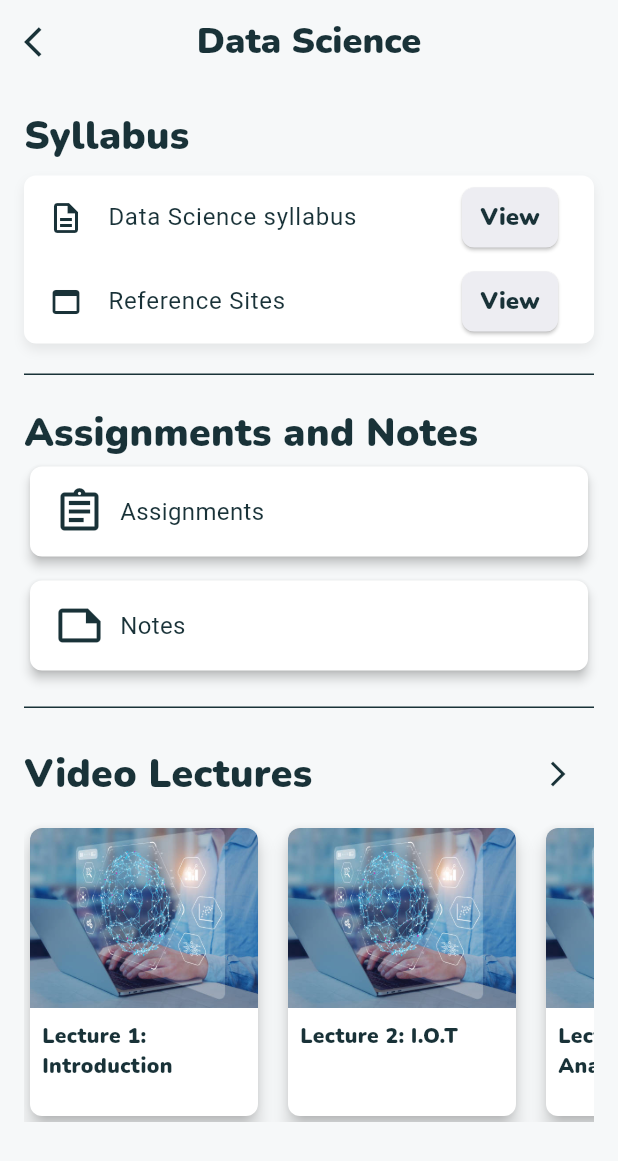
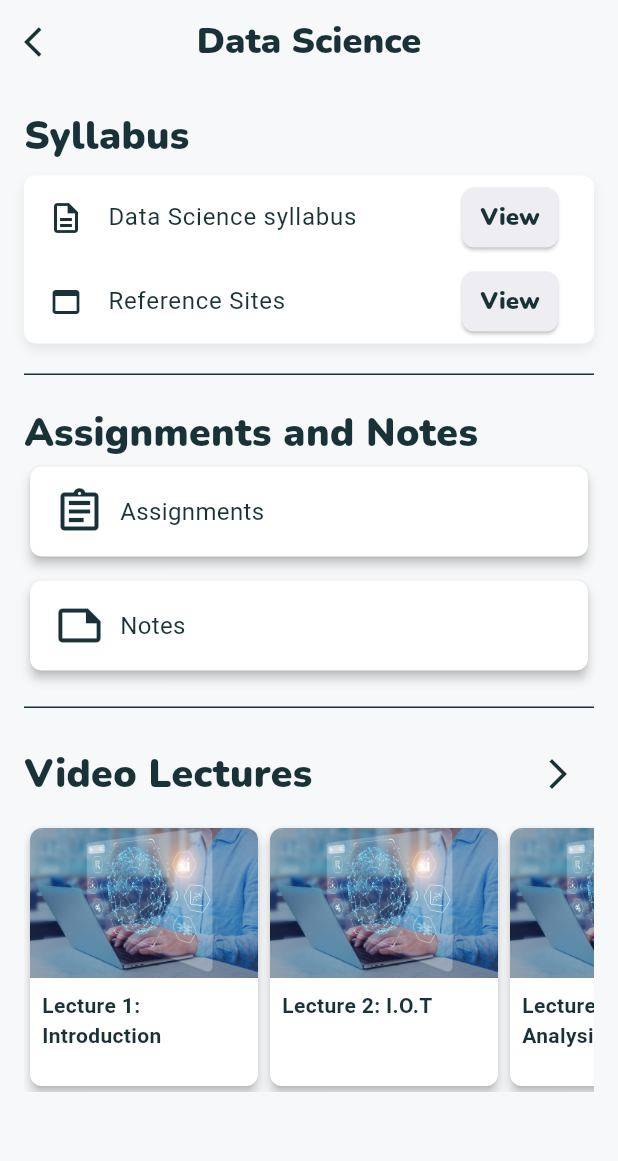
Before and after one commit to HELLFIRE-NILESH/Acedemy, a Flutter app: the screen it shows after launch, after a tap on "Data Science", on a phone screen of 412 x 824 dp. Shown: the top 1161 px of the screen. Run offline on Flutter 3.47's test engine with Material 3 defaults, Android fonts, the phone set to English and light mode, and no system bars; our stand-ins replace flutter_snake_navigationbar.

Commit message:
widgets fixed. Different file for each widget. Clean Code

```diff
--- /dev/null
+++ b/lib/Pages/assignment.dart
@@ -0,0 +1,66 @@
+import 'package:flutter/material.dart';
+
+class Assignment {
+  final String title;
+  final String dueDate;
+
+  Assignment(this.title, this.dueDate);
+}
+
+class AssignmentPage extends StatelessWidget {
+  final List<Assignment> assignments = List.generate(
+    15,
+        (index) => Assignment('Assignment ${index + 1}', '2024-10-${20 + index}'), // Generates 15 assignments
+  )..sort((a, b) => b.dueDate.compareTo(a.dueDate)); // Sort in descending order
+
+  @override
+  Widget build(BuildContext context) {
+    return Scaffold(
+      appBar: AppBar(
+        title: Text('Assignments'),
+        centerTitle: true,
+        leading: IconButton(
+          onPressed: () {
+            Navigator.pop(context);
+          },
+          icon: const Icon(Icons.arrow_back_ios),
+        ),
+      ),
+      body: ListView.separated(
+        itemCount: assignments.length,
+        separatorBuilder: (context, index) => const SizedBox(height: 8.0), // Reduced space between items
+        itemBuilder: (context, index) {
+          final assignment = assignments[index];
+          return Card(
+            margin: const EdgeInsets.symmetric(horizontal: 16.0, vertical: 4.0), // Adjusted margin
+            elevation: 4, // Added elevation for a shadow effect
+            shape: RoundedRectangleBorder(
+              borderRadius: BorderRadius.circular(12), // Rounded corners
+            ),
+            child: ListTile(
+              title: Text(
+                assignment.title,
+                style: TextStyle(
+                  fontSize: 16, // Reduced font size for title
+                  fontWeight: FontWeight.bold,
+                  color: Theme.of(context).primaryColor,
+                ),
+              ),
+              subtitle: Text(
+                'Due Date: ${assignment.dueDate}',
+                style: TextStyle(
+                  fontSize: 14, // Reduced font size for subtitle
+                  color: Colors.grey[600],
+                ),
+              ),
+              contentPadding: const EdgeInsets.symmetric(vertical: 8, horizontal: 16), // Reduced padding inside ListTile
+              onTap: () {
+                // Navigate to the assignment details page if needed
+              },
+            ),
+          );
+        },
+      ),
+    );
+  }
+}
--- a/lib/Pages/homePage.dart
+++ b/lib/Pages/homePage.dart
@@ -1,9 +1,8 @@
 import 'package:acedemy/Pages/subjectPage.dart';
 import 'package:acedemy/widgets/assignment.dart';
+import 'package:acedemy/widgets/sectionTile.dart';
 import 'package:acedemy/widgets/subjectCard.dart';
 import 'package:flutter/material.dart';
-import 'package:flutter/services.dart';
-
 
 class HomePage extends StatefulWidget {
   const HomePage({super.key});
@@ -15,7 +14,6 @@ class HomePage extends StatefulWidget {
 class _HomePageState extends State<HomePage> {
   @override
   Widget build(BuildContext context) {
-
     return SafeArea(
       child: Scaffold(
         appBar: AppBar(
@@ -26,18 +24,14 @@ class _HomePageState extends State<HomePage> {
             crossAxisAlignment: CrossAxisAlignment.start,
             children: [
               const SizedBox(height: 24),
+
+              // Subjects Section
               Padding(
                 padding: const EdgeInsets.fromLTRB(20, 0, 20, 0),
-                child: const Text(
-                  "Subjects",
-                  style: TextStyle(
-                    color: Color(0xFF193238),
-                    fontSize: 26,
-                    fontFamily: "Nunito",
-                  ),
-                ),
+                child: const SectionTitle("Subjects"), // Use SectionTitle here
               ),
               const SizedBox(height: 18),
+
               // Subject Cards List
               Container(
                 height: 210,
@@ -50,16 +44,11 @@ class _HomePageState extends State<HomePage> {
                 ),
               ),
               const SizedBox(height: 24),
+
+              // Assignments Section
               Padding(
                 padding: const EdgeInsets.fromLTRB(20, 0, 20, 0),
-                child: const Text(
-                  "Assignments",
-                  style: TextStyle(
-                    color: Color(0xFF193238),
-                    fontSize: 26,
-                    fontFamily: "Nunito",
-                  ),
-                ),
+                child: const SectionTitle("Assignments"), // Use SectionTitle here
               ),
               const SizedBox(height: 8),
               Padding(
@@ -74,18 +63,25 @@ class _HomePageState extends State<HomePage> {
                 ),
               ),
               const SizedBox(height: 24),
+
+              // Video Lectures Section
               Padding(
                 padding: const EdgeInsets.fromLTRB(20, 0, 20, 0),
-                child: const Text(
-                  "Video Lectures",
-                  style: TextStyle(
+                child: const SectionTitle("Recent Lectures"), // Use SectionTitle here
+              ),
+              const SizedBox(height: 8),
+              // Placeholder for Video Lectures content
+              Padding(
+                padding: const EdgeInsets.symmetric(horizontal: 20),
+                child: Text(
+                  'No video lectures available yet.',
+                  style: const TextStyle(
                     color: Color(0xFF193238),
-                    fontSize: 26,
+                    fontSize: 16,
                     fontFamily: "Nunito",
                   ),
                 ),
               ),
-              const SizedBox(height: 8),
             ],
           ),
         ),
--- a/lib/Pages/subjectPage.dart
+++ b/lib/Pages/subjectPage.dart
@@ -1,19 +1,40 @@
+import 'package:acedemy/Pages/assignment.dart';
 import 'package:acedemy/Pages/videoLecture.dart';
+import 'package:acedemy/widgets/CardWithIcon.dart';
+import 'package:acedemy/widgets/InfoSection.dart';
+import 'package:acedemy/widgets/ListTileWithButton.dart';
+import 'package:acedemy/widgets/VideoLectureCard.dart';
+import 'package:acedemy/widgets/sectionTile.dart';
 import 'package:flutter/material.dart';
-import 'package:flutter/services.dart';
 
-class SubjectPage extends StatelessWidget {
+
+class SubjectPage extends StatefulWidget {
   final String subjectName;
 
   const SubjectPage({Key? key, required this.subjectName}) : super(key: key);
 
   @override
+  _SubjectPageState createState() => _SubjectPageState();
+}
+
+class _SubjectPageState extends State<SubjectPage> {
+  final List<String> videoLectures = [
+    'Lecture 1: Introduction',
+    'Lecture 2: I.O.T',
+    'Lecture 3: Data Analysis',
+  ];
+
+  @override
   Widget build(BuildContext context) {
-
-    return Scaffold(
+    return WillPopScope(
+      onWillPop: () async {
+        Navigator.pop(context);
+        return false; // Allow back navigation
+      },
+      child: Scaffold(
         appBar: AppBar(
           title: Text(
-          subjectName,
+            widget.subjectName,
             style: const TextStyle(
               fontSize: 24,
               fontFamily: 'Nunito',
@@ -33,18 +54,18 @@ class SubjectPage extends StatelessWidget {
             crossAxisAlignment: CrossAxisAlignment.start,
             children: [
               // Syllabus Section
-            sectionTitle('Syllabus'),
+              SectionTitle('Syllabus'),
               const SizedBox(height: 8),
-            _buildInfoSection(
+              InfoSection(
                 [
-                _buildListTile(
+                  ListTileWithButton(
                     icon: Icons.description_outlined,
-                  title: '$subjectName syllabus',
+                    title: '${widget.subjectName} syllabus',
                     onPressed: () {
                       // Action for syllabus view
                     },
                   ),
-                _buildListTile(
+                  ListTileWithButton(
                     icon: Icons.web_asset_outlined,
                     title: 'Reference Sites',
                     onPressed: () {
@@ -62,16 +83,16 @@ class SubjectPage extends StatelessWidget {
               const SizedBox(height: 20),
 
               // Assignments and Notes Section
-            sectionTitle('Assignments and Notes'),
-            _buildCardWithIcon(
+              SectionTitle('Assignments and Notes'),
+              CardWithIcon(
                 icon: Icons.assignment_outlined,
                 title: 'Assignments',
                 onTap: () {
-                // Handle assignments
+                  Navigator.push(context, MaterialPageRoute(builder: (context) => AssignmentPage()));
                 },
               ),
               const SizedBox(height: 8),
-            _buildCardWithIcon(
+              CardWithIcon(
                 icon: Icons.note_outlined,
                 title: 'Notes',
                 onTap: () {
@@ -86,226 +107,45 @@ class SubjectPage extends StatelessWidget {
               ),
               const SizedBox(height: 20),
 
-            // Video Lectures Section with arrow to bigger page
-            sectionTitleWithArrow(
-              title: 'Video Lectures',
-              onArrowPressed: () {
-                // Navigate to the larger video lecture page
-                Navigator.push(
-                  context,
-                  MaterialPageRoute(
-                    builder: (context) => VideoLecture(),
-                  ),
-                );
-              },
-            ),
-            const SizedBox(height: 8),
-
-            // Video Lecture Cards in Row
-            SingleChildScrollView(
-              scrollDirection: Axis.horizontal,
-              child: Row(
+              // Video Lectures Section
+              Row(
+                mainAxisAlignment: MainAxisAlignment.spaceBetween,
                 children: [
-                  _buildVideoLectureCard(
-                    title: 'Lecture 1: Introduction',
-                    thumbnailUrl: 'assets/images/ds.jpg',
-                    onCardTap: () {
-                      // Handle play for lecture 1
-                    },
-                  ),
-                  const SizedBox(width: 12),
-                  _buildVideoLectureCard(
-                    title: 'Lecture 2: I.O.T',
-                    thumbnailUrl: 'assets/images/ds.jpg',
-                    onCardTap: () {
-                      // Handle play for lecture 2
-                    },
-                  ),
-                  const SizedBox(width: 12),
-                  _buildVideoLectureCard(
-                    title: 'Lecture 3: Data Analysis',
-                    thumbnailUrl: 'assets/images/ds.jpg',
-                    onCardTap: () {
-                      // Handle play for lecture 3
+                  SectionTitle('Video Lectures'),
+                  IconButton(
+                    icon: const Icon(Icons.arrow_forward_ios),
+                    onPressed: () {
+                      // Navigate to Video Lecture Page
+                      Navigator.push(context, MaterialPageRoute(builder: (context) => VideoLecture()));
                     },
                   ),
                 ],
               ),
-            ),
+              const SizedBox(height: 8),
+
+              // Normal Video Lecture Cards
+              _buildNormalVideoLectureCards(),
             ],
-        ),
-      ),
-    );
-  }
-
-  // Section title with arrow button
-  Widget sectionTitleWithArrow({
-    required String title,
-    required VoidCallback onArrowPressed,
-  }) {
-    return Row(
-      mainAxisAlignment: MainAxisAlignment.spaceBetween,
-      children: [
-        Text(
-          title,
-          style: const TextStyle(
-            color: Color(0xFF193238),
-            fontSize: 26,
-            fontWeight: FontWeight.bold,
-            fontFamily: "Nunito",
-          ),
-        ),
-        IconButton(
-          icon: const Icon(Icons.arrow_forward_ios,size: 20,),
-          color: Color(0xFF193238), // Explicitly set icon color
-          onPressed: onArrowPressed,
-        ),
-      ],
-    );
-  }
-  Widget sectionTitle(String title) {
-    return Text(
-      title,
-      style: const TextStyle(
-        color: Color(0xFF193238),
-        fontSize: 26,
-        fontWeight: FontWeight.bold,
-        fontFamily: "Nunito",
-      ),
-    );
-  }
-
-  Widget _buildListTile({
-    required IconData icon,
-    required String title,
-    required VoidCallback onPressed,
-  }) {
-    return ListTile(
-      leading: Icon(
-        icon,
-        color: const Color(0xFF193238),
-      ),
-      title: Text(title),
-      trailing: ElevatedButton(
-        onPressed: onPressed,
-        style: ElevatedButton.styleFrom(
-          padding: const EdgeInsets.symmetric(horizontal: 10, vertical: 8),
-        ),
-        child: const Text('View'),
-      ),
-    );
-  }
-
-  Widget _buildInfoSection(List<Widget> children) {
-    return Container(
-      decoration: BoxDecoration(
-        color: Colors.white,
-        borderRadius: BorderRadius.circular(8),
-        boxShadow: [
-          BoxShadow(
-            color: Colors.grey.withOpacity(0.2),
-            blurRadius: 6,
-            offset: const Offset(0, 4),
-          ),
-        ],
-      ),
-      child: Column(
-        children: children,
-      ),
-    );
-  }
-
-  Widget _buildCardWithIcon({
-    required IconData icon,
-    required String title,
-    required VoidCallback onTap,
-  }) {
-    return Card(
-      color: Colors.white,
-      elevation: 3,
-      shape: RoundedRectangleBorder(
-        borderRadius: BorderRadius.circular(8),
-      ),
-      child: SizedBox(
-        height: 60,
-        child: InkWell(
-          onTap: onTap,
-          borderRadius: BorderRadius.circular(8),
-          child: Padding(
-            padding: const EdgeInsets.symmetric(horizontal: 16.0),
-            child: Row(
-              children: [
-                Icon(
-                  icon,
-                  color: const Color(0xFF193238),
-                  size: 34,
-                ),
-                const SizedBox(width: 10),
-                Text(
-                  title,
-                  style: const TextStyle(
-                    fontSize: 16,
-                    color: Color(0xFF193238),
-                    fontWeight: FontWeight.w400,
-                  ),
-                ),
-              ],
-            ),
           ),
         ),
       ),
     );
   }
 
-  // Function to build Video Lecture Cards with Thumbnail
-  Widget _buildVideoLectureCard({
-    required String title,
-    required String thumbnailUrl,
-    required VoidCallback onCardTap,
-  }) {
-    return SizedBox(
-      width: 160, // Adjust width
-      height: 200, // Consistent height for all cards
-      child: InkWell(
-        onTap: onCardTap,
-        borderRadius: BorderRadius.circular(8),
-        child: Card(
-          elevation: 5, // Slightly higher elevation for better depth
-          shape: RoundedRectangleBorder(
-            borderRadius: BorderRadius.circular(8),
-          ),
-          child: Column(
-            crossAxisAlignment: CrossAxisAlignment.start,
-            children: [
-              // Video Thumbnail
-              ClipRRect(
-                borderRadius: const BorderRadius.only(
-                  topLeft: Radius.circular(8),
-                  topRight: Radius.circular(8),
-                ),
-                child: Image.asset(
-                  thumbnailUrl,
-                  width: double.infinity,
-                  height: 120, // Prominent thumbnail height
-                  fit: BoxFit.cover,
-                ),
-              ),
-              Padding(
-                padding: const EdgeInsets.all(8.0),
-                child: Text(
-                  title,
-                  style: const TextStyle(
-                    fontFamily: "Nunito",
-                    fontSize: 14, // Slightly larger font for better readability
-                    color: Color(0xFF193238),
-                  ),
-                  maxLines: 2,
-                  overflow: TextOverflow.ellipsis,
-                ),
-              ),
-            ],
-          ),
-        ),
+  // Function to build normal video lecture cards
+  Widget _buildNormalVideoLectureCards() {
+    return SingleChildScrollView(
+      scrollDirection: Axis.horizontal,
+      child: Row(
+        children: videoLectures.map((lecture) {
+          return VideoLectureCard(
+            title: lecture,
+            thumbnailUrl: 'assets/images/ds.jpg', // Replace with actual image URL
+            onCardTap: () {
+              // Handle video lecture card tap
+            },
+          );
+        }).toList(),
       ),
     );
   }
--- a/lib/theme/themeData.dart
+++ b/lib/theme/themeData.dart
@@ -11,6 +11,7 @@ class MyTheme {
   static ThemeData lightTheme = ThemeData(
     // General AppBar Theme
     appBarTheme: AppBarTheme(
+
       elevation: 0,
       centerTitle: true,
       backgroundColor: backgroundColor,
--- /dev/null
+++ b/lib/widgets/CardWithIcon.dart
@@ -0,0 +1,54 @@
+// card_with_icon.dart
+import 'package:flutter/material.dart';
+
+class CardWithIcon extends StatelessWidget {
+  final IconData icon;
+  final String title;
+  final VoidCallback onTap;
+
+  const CardWithIcon({
+    required this.icon,
+    required this.title,
+    required this.onTap,
+    Key? key,
+  }) : super(key: key);
+
+  @override
+  Widget build(BuildContext context) {
+    return Card(
+      color: Colors.white,
+      elevation: 3,
+      shape: RoundedRectangleBorder(
+        borderRadius: BorderRadius.circular(8),
+      ),
+      child: SizedBox(
+        height: 60,
+        child: InkWell(
+          onTap: onTap,
+          borderRadius: BorderRadius.circular(8),
+          child: Padding(
+            padding: const EdgeInsets.symmetric(horizontal: 16.0),
+            child: Row(
+              children: [
+                Icon(
+                  icon,
+                  color: const Color(0xFF193238),
+                  size: 34,
+                ),
+                const SizedBox(width: 10),
+                Text(
+                  title,
+                  style: const TextStyle(
+                    fontSize: 16,
+                    color: Color(0xFF193238),
+                    fontWeight: FontWeight.w400,
+                  ),
+                ),
+              ],
+            ),
+          ),
+        ),
+      ),
+    );
+  }
+}
--- /dev/null
+++ b/lib/widgets/InfoSection.dart
@@ -0,0 +1,28 @@
+// info_section.dart
+import 'package:flutter/material.dart';
+
+class InfoSection extends StatelessWidget {
+  final List<Widget> children;
+
+  const InfoSection(this.children, {Key? key}) : super(key: key);
+
+  @override
+  Widget build(BuildContext context) {
+    return Container(
+      decoration: BoxDecoration(
+        color: Colors.white,
+        borderRadius: BorderRadius.circular(8),
+        boxShadow: [
+          BoxShadow(
+            color: Colors.grey.withOpacity(0.2),
+            blurRadius: 6,
+            offset: const Offset(0, 4),
+          ),
+        ],
+      ),
+      child: Column(
+        children: children,
+      ),
+    );
+  }
+}
--- /dev/null
+++ b/lib/widgets/ListTileWithButton.dart
@@ -0,0 +1,33 @@
+// list_tile_with_button.dart
+import 'package:flutter/material.dart';
+
+class ListTileWithButton extends StatelessWidget {
+  final IconData icon;
+  final String title;
+  final VoidCallback onPressed;
+
+  const ListTileWithButton({
+    required this.icon,
+    required this.title,
+    required this.onPressed,
+    Key? key,
+  }) : super(key: key);
+
+  @override
+  Widget build(BuildContext context) {
+    return ListTile(
+      leading: Icon(
+        icon,
+        color: const Color(0xFF193238),
+      ),
+      title: Text(title),
+      trailing: ElevatedButton(
+        onPressed: onPressed,
+        style: ElevatedButton.styleFrom(
+          padding: const EdgeInsets.symmetric(horizontal: 10, vertical: 8),
+        ),
+        child: const Text('View'),
+      ),
+    );
+  }
+}
--- /dev/null
+++ b/lib/widgets/VideoLectureCard.dart
@@ -0,0 +1,56 @@
+// video_lecture_card.dart
+import 'package:flutter/material.dart';
+
+class VideoLectureCard extends StatelessWidget {
+  final String title;
+  final String thumbnailUrl;
+  final VoidCallback onCardTap;
+
+  const VideoLectureCard({
+    required this.title,
+    required this.thumbnailUrl,
+    required this.onCardTap,
+    Key? key,
+  }) : super(key: key);
+
+  @override
+  Widget build(BuildContext context) {
+    return SizedBox(
+      width: 160,
+      height: 180,
+      child: GestureDetector(
+        onTap: onCardTap,
+        child: Card(
+          elevation: 3,
+          shape: RoundedRectangleBorder(
+            borderRadius: BorderRadius.circular(8),
+          ),
+          child: Column(
+            crossAxisAlignment: CrossAxisAlignment.start,
+            children: [
+              ClipRRect(
+                borderRadius: BorderRadius.vertical(top: Radius.circular(8)),
+                child: Image.asset(
+                  thumbnailUrl,
+                  height: 100,
+                  width: double.infinity,
+                  fit: BoxFit.cover,
+                ),
+              ),
+              Padding(
+                padding: const EdgeInsets.all(8.0),
+                child: Text(
+                  title,
+                  style: const TextStyle(
+                    fontSize: 14,
+                    fontWeight: FontWeight.bold,
+                  ),
+                ),
+              ),
+            ],
+          ),
+        ),
+      ),
+    );
+  }
+}
--- /dev/null
+++ b/lib/widgets/sectionTile.dart
@@ -0,0 +1,21 @@
+
+import 'package:flutter/material.dart';
+
+class SectionTitle extends StatelessWidget {
+  final String title;
+
+  const SectionTitle(this.title, {Key? key}) : super(key: key);
+
+  @override
+  Widget build(BuildContext context) {
+    return Text(
+      title,
+      style: const TextStyle(
+        color: Color(0xFF193238),
+        fontSize: 26,
+        fontWeight: FontWeight.bold,
+        fontFamily: "Nunito",
+      ),
+    );
+  }
+}
```
Lines whose indentation alone changed are shown as unchanged.
